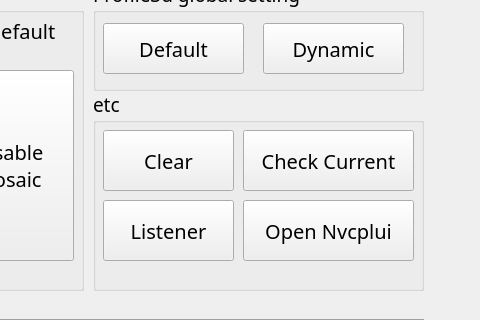
This is test.ui in thissak/QtMosaic as Qt 5 draws it before an edit; both pictures show x 497 to 977 and y 130 to 450 of the 977 by 770 pixel window. The edited form follows.
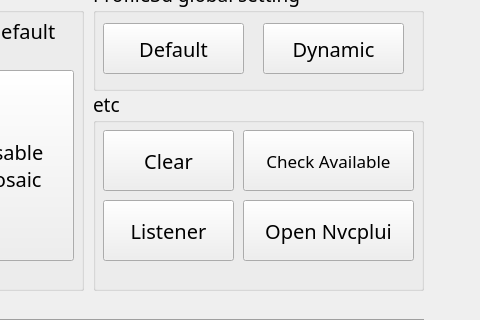
This is the edited form. Icons and pictures are not drawn.

Commit message: add @get_currentProfile3D

Diff of the .ui file:
```diff
--- a/test.ui
+++ b/test.ui
@@ -542,7 +542,7 @@
     <property name="font">
      <font>
       <family>Bahnschrift Light</family>
-      <pointsize>15</pointsize>
+      <pointsize>13</pointsize>
       <weight>50</weight>
       <italic>false</italic>
       <bold>false</bold>
@@ -552,7 +552,7 @@
      <string>현재 상태를 체크 합니다.</string>
     </property>
     <property name="text">
-     <string>Check Current</string>
+     <string>Check Available</string>
     </property>
     <property name="icon">
      <iconset>
```
Left out of the diff: 2 changed lines with no effect on the pictures. The commit also changes 2 other files.
